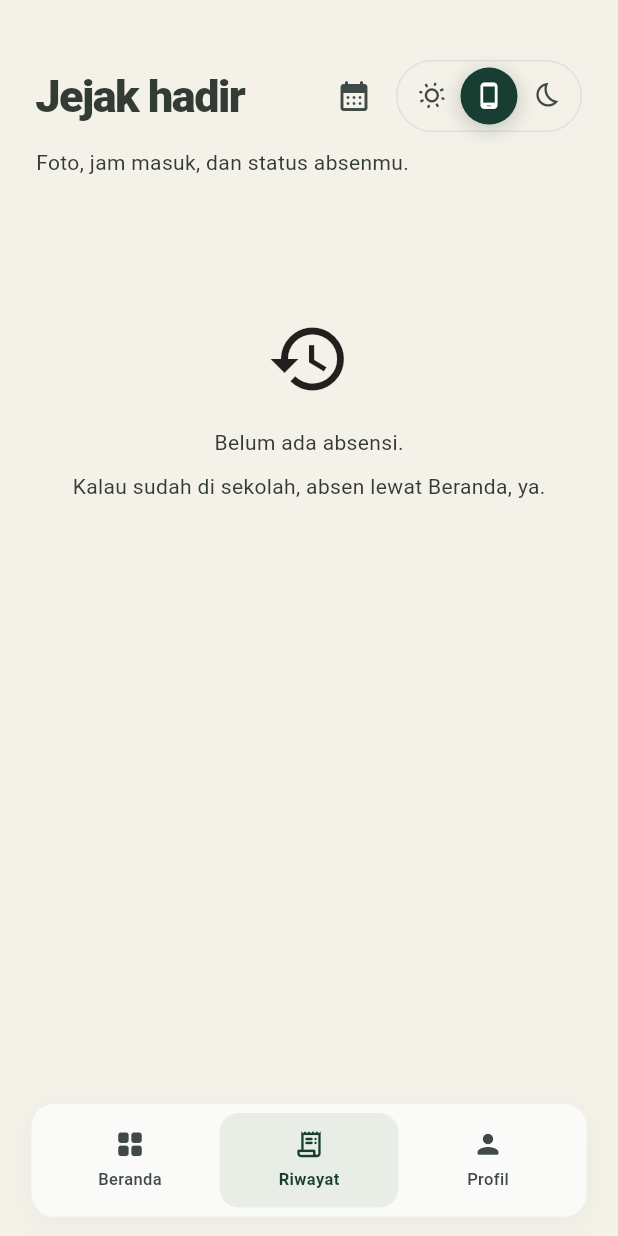
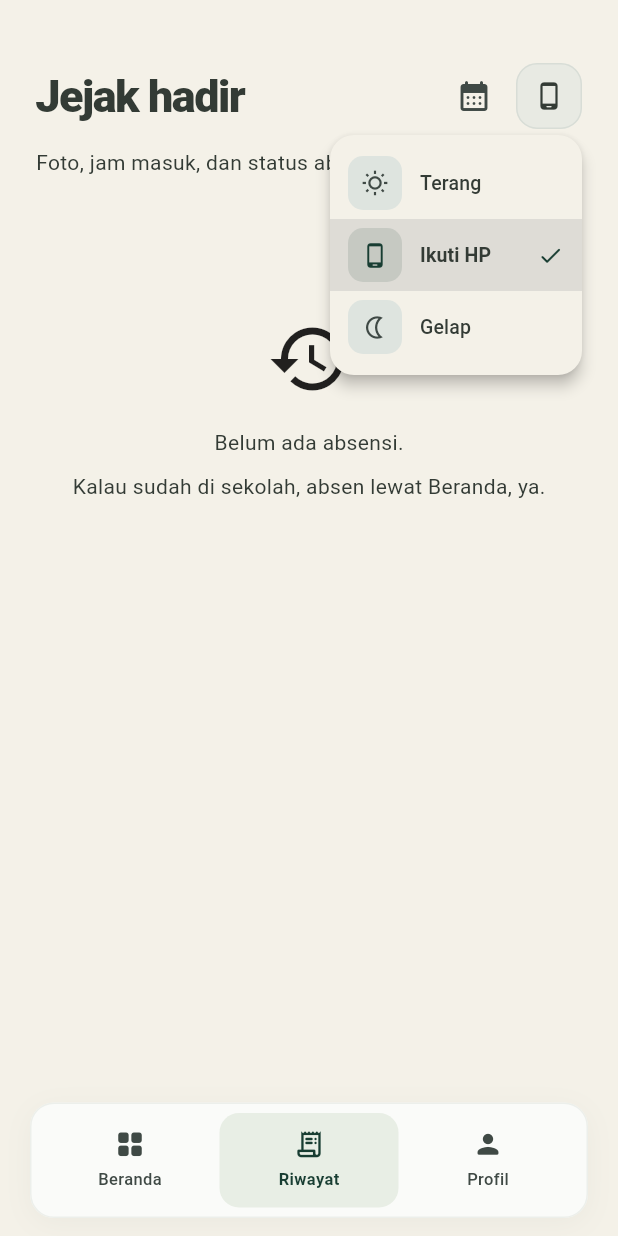
Before and after one commit to fauza-alifa/hadeer-app, a Flutter app: the screen it shows once a user with an empty profile is signed in, item 2 of the bottom bar chosen, after a tap on the "phone android" icon, on a phone screen of 412 x 824 dp. Run offline on Flutter 3.47's test engine with Material 3 defaults, Android fonts, the phone set to English and light mode, and no system bars; our stand-ins replace camera, cloud_firestore, firebase_auth, firebase_core, flutter_riverpod, shared_preferences; accounts and stored records are empty; network calls fail.

Commit message:
updating login page

```diff
--- a/lib/core/theme_picker.dart
+++ b/lib/core/theme_picker.dart
@@ -5,81 +5,120 @@ import 'theme_provider.dart';
 
 class ThemePicker extends ConsumerWidget {
   const ThemePicker({super.key});
+
   @override
   Widget build(BuildContext context, WidgetRef ref) {
     final selected = ref.watch(themeProvider).asData?.value ?? ThemeMode.system;
+
     final scheme = Theme.of(context).colorScheme;
-    return Container(
-      padding: const EdgeInsets.all(4),
-      decoration: BoxDecoration(
-        color: scheme.surface.withValues(alpha: .55),
-        borderRadius: BorderRadius.circular(30),
-        border: Border.all(color: scheme.outlineVariant.withValues(alpha: .4)),
-      ),
-      child: Row(
-        mainAxisSize: MainAxisSize.min,
-        children: [
-          for (final mode in [ThemeMode.light, ThemeMode.system, ThemeMode.dark])
-            Tooltip(
-              message: _label(mode),
-              child: Semantics(
-                button: true,
-                selected: selected == mode,
-                label: _label(mode),
-                child: InkWell(
-                  borderRadius: BorderRadius.circular(24),
-                  onTap: () async {
+
+    return PopupMenuButton<ThemeMode>(
+      tooltip: 'Pilih tema',
+      initialValue: selected,
+      onSelected: (mode) async {
         try {
           await ref.read(themeProvider.notifier).setMode(mode);
         } catch (_) {
           if (context.mounted) {
             ScaffoldMessenger.of(context).showSnackBar(
-                          const SnackBar(content: Text('Tampilan belum tersimpan. Coba lagi, ya.')),
+              const SnackBar(
+                content: Text('Tampilan belum tersimpan. Coba lagi, ya.'),
+              ),
             );
           }
         }
       },
-                  child: AnimatedContainer(
-                    duration: const Duration(milliseconds: 280),
-                    curve: Curves.easeOutCubic,
-                    width: 38,
-                    height: 38,
+      offset: const Offset(0, 48),
+      shape: RoundedRectangleBorder(borderRadius: BorderRadius.circular(16)),
+      color: scheme.surface,
+      elevation: 4,
+      itemBuilder: (context) => [
+        _buildMenuItem(
+          mode: ThemeMode.light,
+          selected: selected,
+          icon: Icons.wb_sunny_outlined,
+          label: 'Terang',
+        ),
+        _buildMenuItem(
+          mode: ThemeMode.system,
+          selected: selected,
+          icon: Icons.phone_android_rounded,
+          label: 'Ikuti HP',
+        ),
+        _buildMenuItem(
+          mode: ThemeMode.dark,
+          selected: selected,
+          icon: Icons.nightlight_outlined,
+          label: 'Gelap',
+        ),
+      ],
+      child: Container(
+        width: 44,
+        height: 44,
         decoration: BoxDecoration(
-                      borderRadius: BorderRadius.circular(24),
-                      color: selected == mode ? scheme.primary : Colors.transparent,
-                      boxShadow: selected == mode
-                          ? [
-                              BoxShadow(
-                                color: scheme.primary.withValues(alpha: .25),
-                                blurRadius: 12,
-                                offset: const Offset(0, 3),
-                              ),
-                            ]
-                          : [],
-                    ),
-                    child: AnimatedRotation(
-                      turns: selected == mode ? 0 : -.08,
-                      duration: const Duration(milliseconds: 350),
-                      child: Icon(
-                        _icon(mode),
-                        size: 19,
-                        color: selected == mode ? scheme.onPrimary : scheme.onSurfaceVariant,
+          color: scheme.surfaceContainerHighest.withValues(alpha: .55),
+          borderRadius: BorderRadius.circular(14),
+          border: Border.all(
+            color: scheme.outlineVariant.withValues(alpha: .4),
           ),
         ),
-                  ),
-                ),
-              ),
-            ),
-        ],
+        child: Icon(_icon(selected), size: 20, color: scheme.onSurface),
       ),
     );
   }
 
-  String _label(ThemeMode mode) => switch (mode) {
-    ThemeMode.system => 'Ikuti HP',
-    ThemeMode.light => 'Terang',
-    ThemeMode.dark => 'Gelap',
-  };
+  PopupMenuItem<ThemeMode> _buildMenuItem({
+    required ThemeMode mode,
+    required ThemeMode selected,
+    required IconData icon,
+    required String label,
+  }) {
+    final isSelected = selected == mode;
+
+    return PopupMenuItem<ThemeMode>(
+      value: mode,
+      padding: const EdgeInsets.symmetric(horizontal: 12),
+      child: Builder(
+        builder: (context) {
+          final scheme = Theme.of(context).colorScheme;
+
+          return Row(
+            children: [
+              Container(
+                width: 36,
+                height: 36,
+                decoration: BoxDecoration(
+                  color: isSelected
+                      ? scheme.primary.withValues(alpha: .12)
+                      : scheme.surfaceContainerHighest,
+                  borderRadius: BorderRadius.circular(10),
+                ),
+                child: Icon(
+                  icon,
+                  size: 18,
+                  color: isSelected ? scheme.primary : scheme.onSurfaceVariant,
+                ),
+              ),
+              const SizedBox(width: 12),
+              Expanded(
+                child: Text(
+                  label,
+                  style: TextStyle(
+                    fontSize: 13,
+                    fontWeight: isSelected ? FontWeight.w700 : FontWeight.w500,
+                    color: scheme.onSurface,
+                  ),
+                ),
+              ),
+              if (isSelected)
+                Icon(Icons.check_rounded, size: 18, color: scheme.primary),
+            ],
+          );
+        },
+      ),
+    );
+  }
+
   IconData _icon(ThemeMode mode) => switch (mode) {
     ThemeMode.system => Icons.phone_android_rounded,
     ThemeMode.light => Icons.wb_sunny_outlined,
--- a/lib/features/auth/login_header.dart
+++ b/lib/features/auth/login_header.dart
@@ -1,31 +1,70 @@
 import 'package:flutter/material.dart';
-
-import '../../core/brand_header.dart';
+import 'package:hadeer_app/core/hadeer_mark.dart';
 
 class LoginHeader extends StatelessWidget {
   const LoginHeader({super.key});
+
   @override
-  Widget build(BuildContext context) => Column(
-    crossAxisAlignment: CrossAxisAlignment.start,
+  Widget build(BuildContext context) {
+    final scheme = Theme.of(context).colorScheme;
+
+    return Column(
+      crossAxisAlignment: CrossAxisAlignment.stretch,
       children: [
-      const BrandHeader(),
-      const SizedBox(height: 20),
-      const SizedBox(height: 14),
-      const Text(
-        'Absen dulu.\nBaru mulai cerita.',
+        // Hadeer Logo and Brand Name
+        Column(
+          mainAxisSize: MainAxisSize.min,
+          crossAxisAlignment: CrossAxisAlignment.center,
+          children: [
+            // Hadeer Logo
+            const HadeerMark(size: 76),
+
+            const SizedBox(height: 12),
+
+            // Brand Name
+            Text(
+              'hadeer',
+              textAlign: TextAlign.center,
               style: TextStyle(
-          fontSize: 34,
+                fontSize: 30,
                 fontWeight: FontWeight.w800,
-          height: 1.12,
-          letterSpacing: -1.5,
+                letterSpacing: -1.2,
+                color: scheme.onSurface,
               ),
             ),
-      const SizedBox(height: 14),
+          ],
+        ),
+
+        const SizedBox(height: 32),
+
+        // Welcome Title
         Text(
-        'Satu foto, beres. Masuk pakai akun sekolahmu, ya.',
-        style: TextStyle(color: Theme.of(context).colorScheme.onSurfaceVariant, height: 1.6),
+          'Selamat datang.',
+          textAlign: TextAlign.center,
+          style: TextStyle(
+            fontSize: 30,
+            fontWeight: FontWeight.w800,
+            height: 1.15,
+            letterSpacing: -1.2,
+            color: scheme.onSurface,
           ),
-      const SizedBox(height: 24),
+        ),
+
+        const SizedBox(height: 10),
+
+        // Description
+        Text(
+          'Masuk untuk mencatat kehadiranmu hari ini.',
+          textAlign: TextAlign.center,
+          style: TextStyle(
+            fontSize: 13,
+            height: 1.6,
+            color: scheme.onSurfaceVariant,
+          ),
+        ),
+
+        const SizedBox(height: 28),
       ],
     );
   }
+}
--- a/lib/features/auth/login_page.dart
+++ b/lib/features/auth/login_page.dart
@@ -63,77 +63,65 @@ class _LoginPageState extends ConsumerState<LoginPage> {
     final scheme = Theme.of(context).colorScheme;
 
     return Scaffold(
+      backgroundColor: scheme.surface,
       body: EnterMotion(
         child: SafeArea(
+          child: LayoutBuilder(
+            builder: (context, constraints) {
+              return SingleChildScrollView(
+                padding: const EdgeInsets.symmetric(
+                  horizontal: 24,
+                  vertical: 28,
+                ),
+                child: ConstrainedBox(
+                  constraints: BoxConstraints(
+                    minHeight: constraints.maxHeight - 56,
+                  ),
                   child: Center(
-            child: SingleChildScrollView(
-              padding: const EdgeInsets.symmetric(horizontal: 24, vertical: 32),
                     child: ConstrainedBox(
-                constraints: const BoxConstraints(maxWidth: 400),
+                      constraints: const BoxConstraints(maxWidth: 420),
                       child: Column(
+                        mainAxisAlignment: MainAxisAlignment.center,
                         crossAxisAlignment: CrossAxisAlignment.stretch,
                         children: [
                           // Login Header
                           const LoginHeader(),
 
-                    const SizedBox(height: 28),
+                          const SizedBox(height: 8),
 
                           // Login Form
                           SurfaceCard(
-                      padding: 18,
-                      child: LoginFields(email: email, password: password),
-                    ),
+                            padding: 20,
+                            child: Column(
+                              crossAxisAlignment: CrossAxisAlignment.stretch,
+                              children: [
+                                LoginFields(email: email, password: password),
 
                                 // Error Message
                                 if (error != null) ...[
-                      const SizedBox(height: 14),
-                      Container(
-                        padding: const EdgeInsets.symmetric(
-                          horizontal: 14,
-                          vertical: 12,
-                        ),
-                        decoration: BoxDecoration(
-                          color: scheme.error.withValues(alpha: 0.07),
-                          borderRadius: BorderRadius.circular(12),
-                        ),
-                        child: Row(
-                          children: [
-                            Icon(
-                              Icons.info_outline_rounded,
-                              size: 18,
-                              color: scheme.error,
-                            ),
-                            const SizedBox(width: 10),
-                            Expanded(
-                              child: Text(
-                                error!,
-                                style: TextStyle(
-                                  fontSize: 12,
-                                  height: 1.4,
-                                  color: scheme.error,
-                                ),
-                              ),
-                            ),
-                          ],
-                        ),
-                      ),
+                                  const SizedBox(height: 16),
+                                  _buildErrorMessage(scheme),
                                 ],
 
-                    const SizedBox(height: 18),
+                                const SizedBox(height: 20),
 
                                 // Login Button
                                 SizedBox(
-                      height: 54,
-                      child: FilledButton(
+                                  height: 52,
+                                  child: OutlinedButton(
                                     onPressed: busy ? null : login,
-                        style: FilledButton.styleFrom(
-                          backgroundColor: scheme.primary,
-                          foregroundColor: scheme.onPrimary,
-                          disabledBackgroundColor:
-                              scheme.surfaceContainerHighest,
-                          elevation: 0,
+                                    style: OutlinedButton.styleFrom(
+                                      foregroundColor: scheme.primary,
+                                      disabledForegroundColor:
+                                          scheme.onSurfaceVariant,
+                                      side: BorderSide(
+                                        color: busy
+                                            ? scheme.outlineVariant
+                                            : scheme.primary,
+                                        width: 1.2,
+                                      ),
                                       shape: RoundedRectangleBorder(
-                            borderRadius: BorderRadius.circular(14),
+                                        borderRadius: BorderRadius.circular(13),
                                       ),
                                     ),
                                     child: busy
@@ -142,20 +130,24 @@ class _LoginPageState extends ConsumerState<LoginPage> {
                                             height: 20,
                                             child: CircularProgressIndicator(
                                               strokeWidth: 2,
-                                  color: scheme.onPrimary,
+                                              color: scheme.primary,
                                             ),
                                           )
                                         : const Text(
                                             'Masuk',
                                             style: TextStyle(
                                               fontSize: 14,
-                                  fontWeight: FontWeight.w600,
+                                              fontWeight: FontWeight.w700,
+                                              letterSpacing: 0.2,
                                             ),
                                           ),
                                   ),
                                 ),
+                              ],
+                            ),
+                          ),
 
-                    const SizedBox(height: 22),
+                          const SizedBox(height: 24),
 
                           // Registration Information
                           Text(
@@ -163,7 +155,7 @@ class _LoginPageState extends ConsumerState<LoginPage> {
                             textAlign: TextAlign.center,
                             style: TextStyle(
                               fontSize: 12,
-                        height: 1.5,
+                              height: 1.6,
                               color: scheme.onSurfaceVariant,
                             ),
                           ),
@@ -172,8 +164,49 @@ class _LoginPageState extends ConsumerState<LoginPage> {
                     ),
                   ),
                 ),
+              );
+            },
+          ),
         ),
       ),
     );
   }
+
+  Widget _buildBrandAccent(ColorScheme scheme) {
+    return Align(
+      alignment: Alignment.centerLeft,
+      child: Container(
+        width: 42,
+        height: 4,
+        decoration: BoxDecoration(
+          color: scheme.primary,
+          borderRadius: BorderRadius.circular(10),
+        ),
+      ),
+    );
   }
+
+  Widget _buildErrorMessage(ColorScheme scheme) {
+    return Container(
+      padding: const EdgeInsets.symmetric(horizontal: 13, vertical: 12),
+      decoration: BoxDecoration(
+        color: scheme.error.withValues(alpha: 0.07),
+        borderRadius: BorderRadius.circular(12),
+        border: Border.all(color: scheme.error.withValues(alpha: 0.16)),
+      ),
+      child: Row(
+        crossAxisAlignment: CrossAxisAlignment.start,
+        children: [
+          Icon(Icons.info_outline_rounded, size: 18, color: scheme.error),
+          const SizedBox(width: 10),
+          Expanded(
+            child: Text(
+              error!,
+              style: TextStyle(fontSize: 12, height: 1.5, color: scheme.error),
+            ),
+          ),
+        ],
+      ),
+    );
+  }
+}
```
Lines whose indentation alone changed are shown as unchanged.
